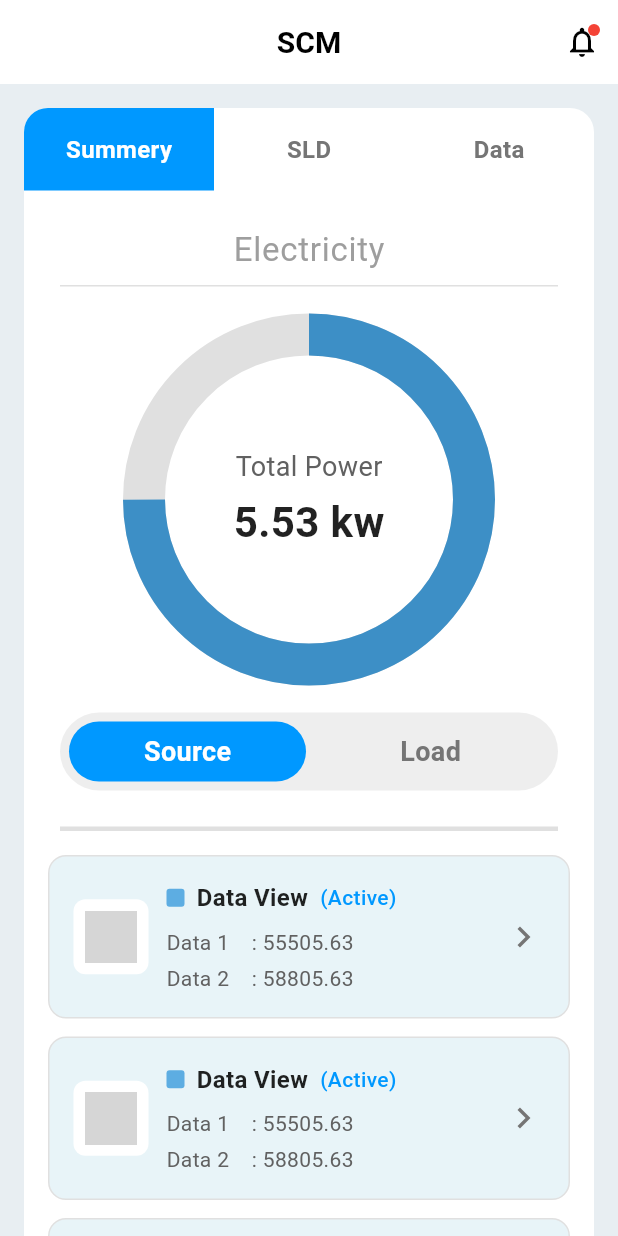
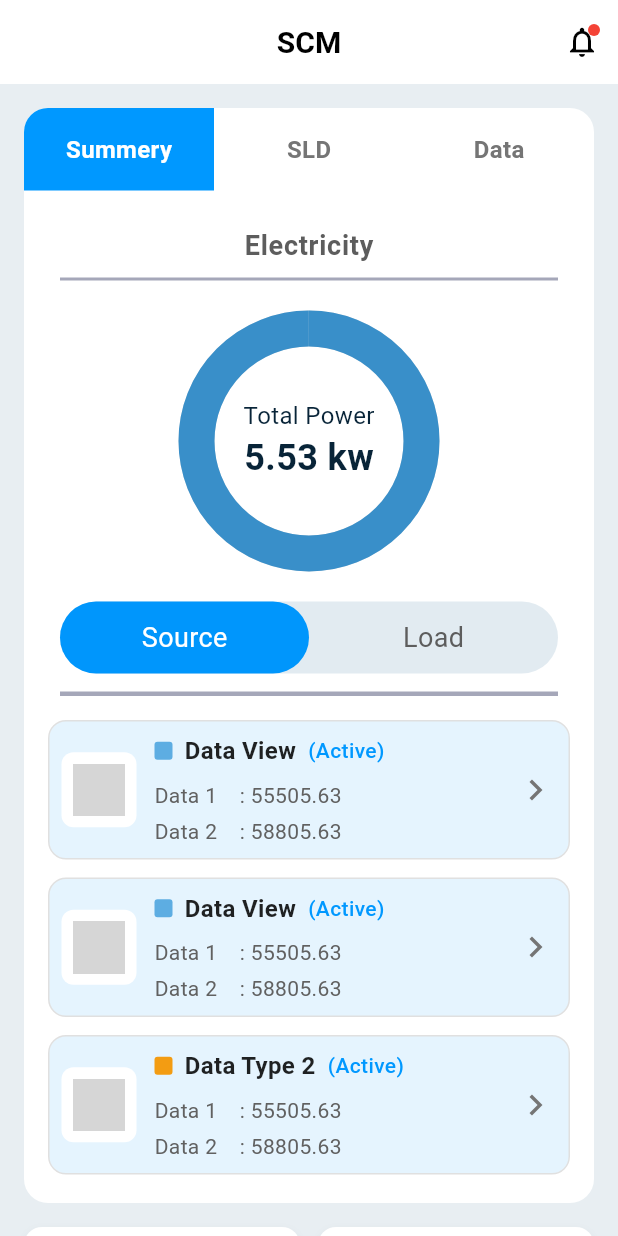
Before and after one commit to Iftikhar-Shams-Niloy/flutter_control_and_monitoring_system, a Flutter app: the DashboardScreen screen opened directly, on a phone screen of 412 x 824 dp. Run offline on Flutter 3.47's test engine with Material 3 defaults, Android fonts, the phone set to English and light mode, and no system bars; grey boxes are pictures that could not be loaded.

Commit message:
Refactor color definitions in AppColors; update DashboardScreen and widget styles to use AppColors

```diff
--- a/lib/core/app_colors.dart
+++ b/lib/core/app_colors.dart
@@ -1,19 +1,20 @@
+import 'dart:ui';
+
 class AppColors {
-  static const primaryBlue = 0xFF0096FC;
+  static const primaryBlue = Color(0xFF0096FC);
 
-  static const backgroundGrey = 0xFFD9E4F1;
-  static const dataTabBackground = 0xFFE5F4FE;
-  static const circleBlue = 0xFF398FC9;
+  static const backgroundGrey = Color(0xFFD9E4F1);
+  static const dataTabBackground = Color(0xFFE5F4FE);
+  static const circleBlue = Color(0xFF398FC9);
+  static const dataOrange = Color(0xFFFB902E);
+  static const dataBlue = Color(0xFF78C6FF);
 
-  // Text Colorsi
-  static const textPrimaryBlue = 0xFF082438;
-  static const textLightGrey = 0xFF646984;
-  static const textHintGrey = 0xFF5D5D5D;
+  // Text Colors
+  static const textPrimaryBlue = Color(0xFF082438);
+  static const textLightGrey = Color(0xFF646984);
+  static const textHintGrey = Color(0xFF5D5D5D);
 
-  // Border Colors
-  static const borderColor = 0xFFE0E0E0;
-  static const dividerColor = 0xFFBDBDBD;
-
-  // Shadow Color
-  static const shadowColor = 0x1F000000;
+  static const borderGrey = Color(0xFFA5A7B9);
+  static const cardActive = Color(0xFFE5F4FE);
+  static const sliderBackgroudnGrey = Color(0xFFE2EBF1);
 }
--- a/lib/screens/dashboard_screen.dart
+++ b/lib/screens/dashboard_screen.dart
@@ -1,4 +1,5 @@
 import 'package:flutter/material.dart';
+import 'package:flutter_control_and_monitoring_system/core/app_colors.dart';
 import 'package:flutter_control_and_monitoring_system/widgets/circular_chart.dart';
 import 'package:flutter_control_and_monitoring_system/widgets/data_card.dart';
 import 'package:flutter_control_and_monitoring_system/widgets/menu_card.dart';
@@ -79,22 +80,21 @@
                     ),
                     const SizedBox(height: 24),
 
-                    // Electricity Title
                     const Text(
                       'Electricity',
                       style: TextStyle(
-                        fontSize: 22,
-                        fontWeight: FontWeight.w400,
-                        color: Colors.grey,
+                        fontSize: 18,
+                        fontWeight: FontWeight.w600,
+                        color: AppColors.textHintGrey,
                         letterSpacing: 0.5,
                       ),
                     ),
 
                     const SizedBox(height: 8),
                     Container(
-                      height: 1,
+                      height: 2,
                       margin: const EdgeInsets.symmetric(horizontal: 24),
-                      color: Colors.grey[300],
+                      color: AppColors.borderGrey,
                     ),
                     const SizedBox(height: 32),
 
@@ -107,10 +107,9 @@
                     Padding(
                       padding: const EdgeInsets.symmetric(horizontal: 24),
                       child: Container(
-                        height: 52,
-                        padding: const EdgeInsets.all(4),
+                        height: 48,
                         decoration: BoxDecoration(
-                          color: Colors.grey[200],
+                          color: AppColors.sliderBackgroudnGrey,
                           borderRadius: BorderRadius.circular(30),
                         ),
                         child: Stack(
@@ -124,12 +123,8 @@
                               child: FractionallySizedBox(
                                 widthFactor: 0.5,
                                 child: Container(
-                                  margin: const EdgeInsets.symmetric(
-                                    horizontal: 2,
-                                    vertical: 2,
-                                  ),
                                   decoration: BoxDecoration(
-                                    color: const Color(0xFF0098FF),
+                                    color: AppColors.primaryBlue,
                                     borderRadius: BorderRadius.circular(28),
                                   ),
                                 ),
@@ -150,9 +145,9 @@
                                         style: TextStyle(
                                           color: isSourceSelected
                                               ? Colors.white
-                                              : Colors.grey[600],
+                                              : AppColors.textHintGrey,
                                           fontSize: 18,
-                                          fontWeight: FontWeight.w600,
+                                          fontWeight: FontWeight.w400,
                                         ),
                                       ),
                                     ),
@@ -170,9 +165,9 @@
                                         style: TextStyle(
                                           color: !isSourceSelected
                                               ? Colors.white
-                                              : Colors.grey[600],
+                                              : AppColors.textHintGrey,
                                           fontSize: 18,
-                                          fontWeight: FontWeight.w600,
+                                          fontWeight: FontWeight.w400,
                                         ),
                                       ),
                                     ),
@@ -185,22 +180,20 @@
                       ),
                     ),
 
-                    const SizedBox(height: 24),
+                    const SizedBox(height: 12),
 
                     Container(
                       height: 3,
                       margin: const EdgeInsets.symmetric(horizontal: 24),
-                      color: Colors.grey[300],
+                      color: AppColors.borderGrey,
                     ),
 
                     const SizedBox(height: 16),
 
-                    // Data View Cards (show 3 visible, scroll if more)
                     Padding(
                       padding: const EdgeInsets.symmetric(horizontal: 16),
                       child: SizedBox(
-                        // approx height for 3 cards + spacing (adjust if needed)
-                        height: 3 * 118,
+                        height: 3 * 102,
                         child: Builder(
                           builder: (context) {
                             final cards = [
@@ -317,6 +310,4 @@
       ),
     );
   }
-
-  // MenuCard widget moved to `lib/widgets/menu_card.dart` as `MenuCard`.
 }
--- a/lib/widgets/circular_chart.dart
+++ b/lib/widgets/circular_chart.dart
@@ -1,4 +1,5 @@
 import 'package:flutter/material.dart';
+import 'package:flutter_control_and_monitoring_system/core/app_colors.dart';
 
 class CircularChart extends StatelessWidget {
   final double value;
@@ -7,12 +8,12 @@
   final String valueText;
 
   const CircularChart({
-    Key? key,
-    this.value = 0.75,
-    this.size = 220,
+    super.key,
+    this.value = 1,
+    this.size = 150,
     this.title = 'Total Power',
     this.valueText = '5.53 kw',
-  }) : super(key: key);
+  });
 
   @override
   Widget build(BuildContext context) {
@@ -24,9 +25,11 @@
           height: size,
           child: CircularProgressIndicator(
             value: value,
-            strokeWidth: 28,
+            strokeWidth: 24,
             backgroundColor: Colors.grey[300],
-            valueColor: const AlwaysStoppedAnimation<Color>(Color(0xFF3D8FC6)),
+            valueColor: const AlwaysStoppedAnimation<Color>(
+              AppColors.circleBlue,
+            ),
           ),
         ),
         Column(
@@ -35,18 +38,17 @@
             Text(
               title,
               style: TextStyle(
-                fontSize: 18,
-                color: Colors.grey[700],
+                fontSize: 16,
+                color: AppColors.textPrimaryBlue,
                 fontWeight: FontWeight.w400,
               ),
             ),
-            const SizedBox(height: 4),
             Text(
               valueText,
               style: const TextStyle(
-                fontSize: 28,
+                fontSize: 24,
                 fontWeight: FontWeight.bold,
-                color: Colors.black87,
+                color: AppColors.textPrimaryBlue,
               ),
             ),
           ],
--- a/lib/widgets/data_card.dart
+++ b/lib/widgets/data_card.dart
@@ -1,4 +1,5 @@
 import 'package:flutter/material.dart';
+import 'package:flutter_control_and_monitoring_system/core/app_colors.dart';
 
 class DataCard extends StatelessWidget {
   final String title;
@@ -13,15 +14,15 @@
     this.iconPath,
     this.indicatorColor,
     this.isActive, {
-    Key? key,
-  }) : super(key: key);
+    super.key,
+  });
 
   @override
   Widget build(BuildContext context) {
     return Container(
-      padding: const EdgeInsets.all(16),
+      padding: const EdgeInsets.all(8),
       decoration: BoxDecoration(
-        color: isActive ? const Color(0xFFE8F4F8) : Colors.grey[200],
+        color: isActive ? AppColors.cardActive : Colors.grey[200],
         borderRadius: BorderRadius.circular(12),
         border: Border.all(color: Colors.grey[300]!, width: 1),
       ),
```
